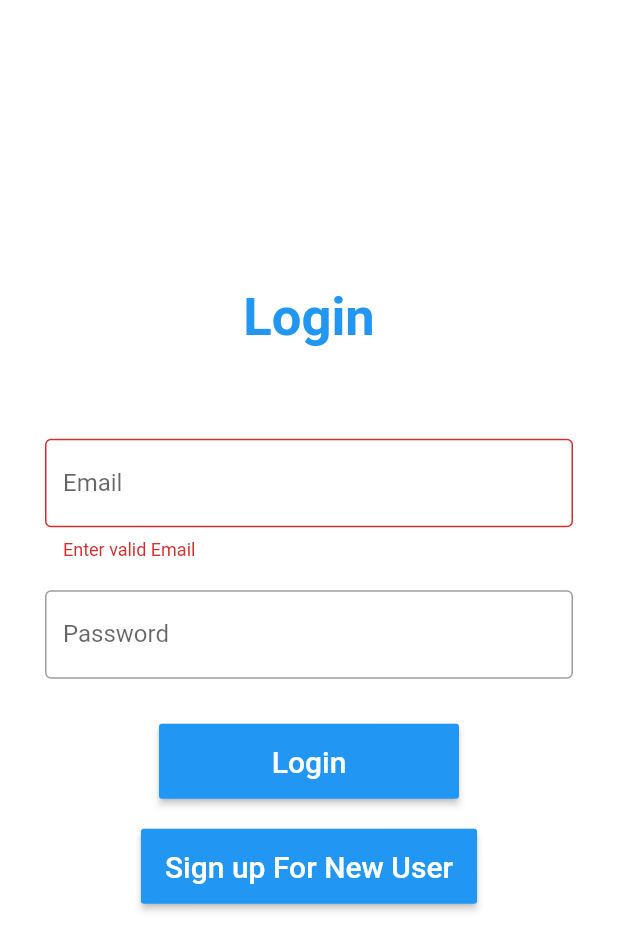
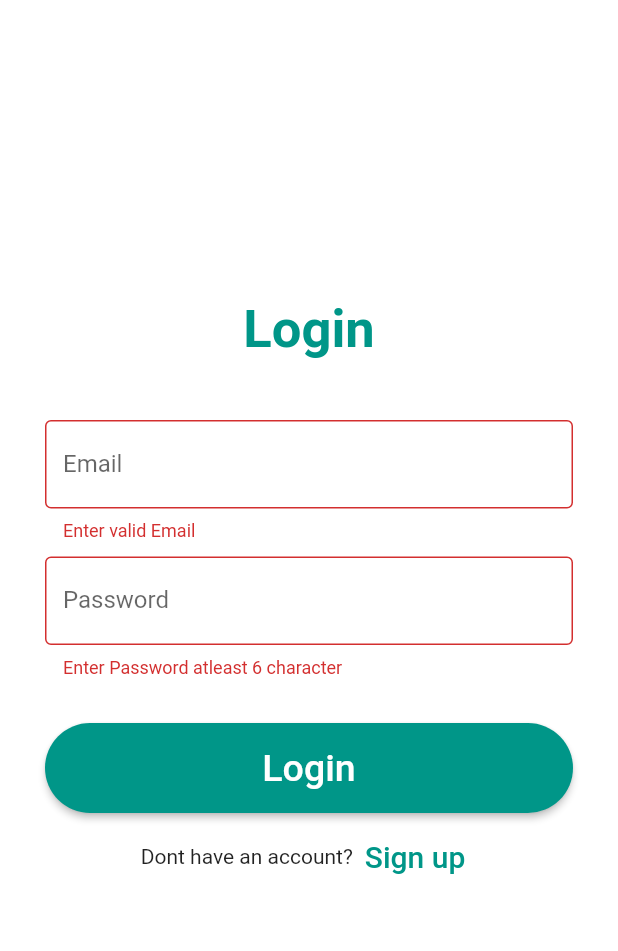
Before and after one commit to darshikasojitra/assignment_1, a Flutter app: the screen it shows after launch, after a tap on "Login", on a phone screen of 412 x 824 dp. Shown: the top 951 px of the screen. Run offline on Flutter 3.47's test engine with Material 2 defaults, Android fonts, the phone set to English and light mode, and no system bars; our stand-ins replace email_validator.

Commit message:
change UI

```diff
--- a/lib/login_screen.dart
+++ b/lib/login_screen.dart
@@ -27,15 +27,16 @@ class _Login_screenState extends State<Login_screen> {
               const Text(
                 'Login',
                 style: TextStyle(
-                  color: Colors.blue,
+                    color: Colors.teal,
                     fontSize: 35,
                     fontWeight: FontWeight.bold),
               ),
               const SizedBox(
-              height: 30,
+                height: 10,
               ),
               Padding(
-              padding: const EdgeInsets.symmetric(vertical: 30, horizontal: 30),
+                padding:
+                    const EdgeInsets.symmetric(vertical: 30, horizontal: 30),
                 child: Form(
                   key: fromKey,
                   autovalidateMode: AutovalidateMode.onUserInteraction,
@@ -49,14 +50,15 @@ class _Login_screenState extends State<Login_screen> {
                           border: OutlineInputBorder(),
                         ),
                         validator: (email) {
-                        return email != null && !EmailValidator.validate(email)
+                          return email != null &&
+                                  !EmailValidator.validate(email)
                               ? 'Enter valid Email'
                               : null;
                           //return email!.isEmpty ? 'please enter Email' : null;
                         },
                       ),
                       const SizedBox(
-                      height: 20,
+                        height: 10,
                       ),
                       TextFormField(
                         obscureText: true,
@@ -66,62 +68,69 @@ class _Login_screenState extends State<Login_screen> {
                           hintText: 'Enter Password',
                           border: OutlineInputBorder(),
                         ),
-                      /*validator: (password) {
+                        validator: (password) {
                         //return password!.isEmpty ? 'please enter password' : null;
                         return password != null && password.length < 8
-                            ? 'enter password atleast 8 character'
+                            ? 'Enter Password atleast 6 character'
                             : null;
-                      },*/
+                      },
                       ),
                       const SizedBox(
                         height: 30,
                       ),
                       MaterialButton(
-                          height: 50,
-                          minWidth: 200,
+                        height: 60,
+                        minWidth: double.infinity,
+                        shape: RoundedRectangleBorder(
+                          borderRadius: BorderRadius.circular(40)
+                      ),
                         onPressed: () {
-                            final isValidForm =
-                                fromKey.currentState!.validate();
+                          final isValidForm = fromKey.currentState!.validate();
 
                           if (isValidForm) {
-                              Navigator.of(context).push(
-                                  MaterialPageRoute(
-                                      builder: (context) =>
-                                          dashboard_screen()));
+                            Navigator.of(context).push(MaterialPageRoute(
+                                builder: (context) => dashboard_screen()));
                           }
                         },
-                          child: const Text('Login',
-                          style:  TextStyle(color: Colors.white,
-                          fontSize: 20),),
-                          color: Colors.blue,
+                        child: const Text(
+                          'Login',
+                          style: TextStyle(color: Colors.white, fontSize: 25),
+                        ),
+                        color: Colors.teal,
                       ),
                       const SizedBox(
-                          height: 20,
-
+                        height: 5,
                       ),
-                        MaterialButton(
-                          height: 50,
-                          minWidth: 200,
+                      Row(
+                        mainAxisAlignment: MainAxisAlignment.center,
+                        children: [
+                          Text('Dont have an account?'),
+                          TextButton(
                               onPressed: () {
                                 Navigator.pushReplacement(
                                     context,
                                     MaterialPageRoute(
                                         builder: (context) => signup_screen()));
                               },
-                          child:  Text('Sign up For New User',
-                          style:  TextStyle(color: Colors.white,
-                          fontSize: 20),),
-                          color: Colors.blue,
-                        ),
-
+                              child: Text(
+                                'Sign up',
+                                style:
+                                    TextStyle(fontSize: 20, color: Colors.teal),
+                              ))
+                        ],
+                      )
                     ],
                   ),
-
                 ),
               ),
-          ]
-        ),
+            ]),
       ),
     );
   }
 }
+/*onPressed: () {
+                            Navigator.pushReplacement(
+                                context,
+                                MaterialPageRoute(
+                                    builder: (context) => signup_screen()));
+                          },*/
```
Also changed, not shown: lib/signup_screen.dart (+56 -16 lines), 1 other file. Lines whose indentation alone changed are shown as unchanged.
